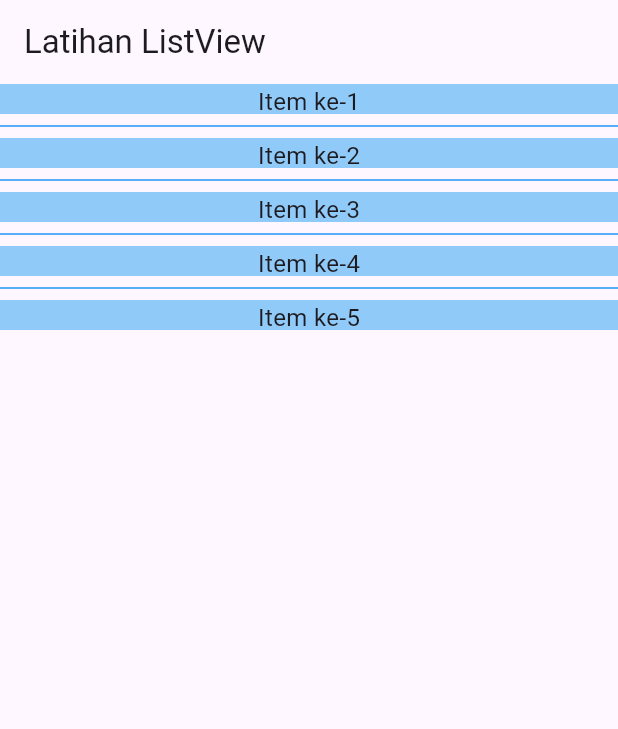
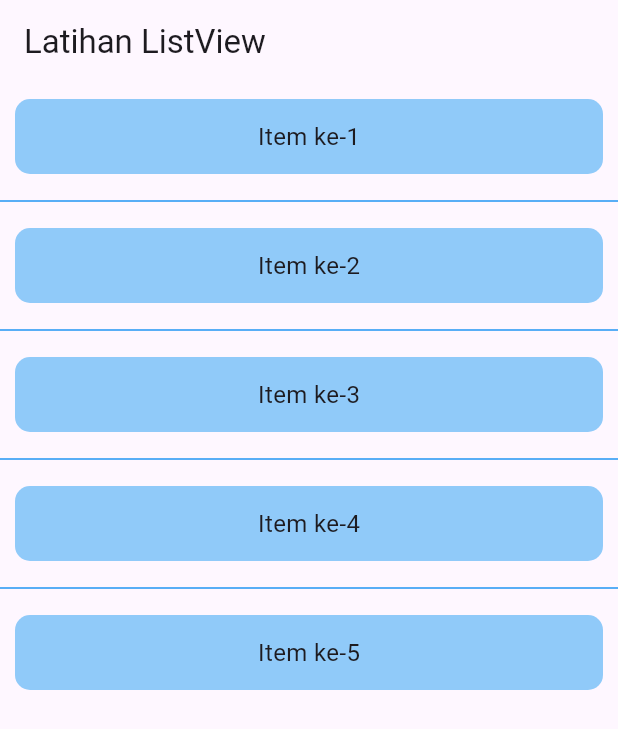
Before and after one commit to muhamadayeshaaulia/latihan_week_7, a Flutter app: the screen it shows after launch, on a phone screen of 412 x 824 dp. Shown: the top 729 px of the screen. Run offline on Flutter 3.47's test engine with Material 3 defaults, Android fonts, the phone set to English and light mode, and no system bars.

Commit message:
membuat tampilan yg lebih menarik untuk beberapa listview

```diff
--- a/lib/listview.dart
+++ b/lib/listview.dart
@@ -15,14 +15,19 @@ class MyListView extends StatelessWidget {
         itemCount: 5,
         itemBuilder: (context, index) {
           return Container(
-            height: 20,
+            height: 50,
+            margin: const EdgeInsets.all(10),
+            decoration: BoxDecoration(
+              borderRadius: BorderRadius.circular(10),
             color: Colors.blue[200],
+            ),
             child: Center(
               child: Text(
                 'Item ke-${index + 1}',
                 style: const TextStyle(fontFamily: 'roboto', fontSize: 16),
               ),
             ),
+
           );
         },
         separatorBuilder: (context, index) {
```
